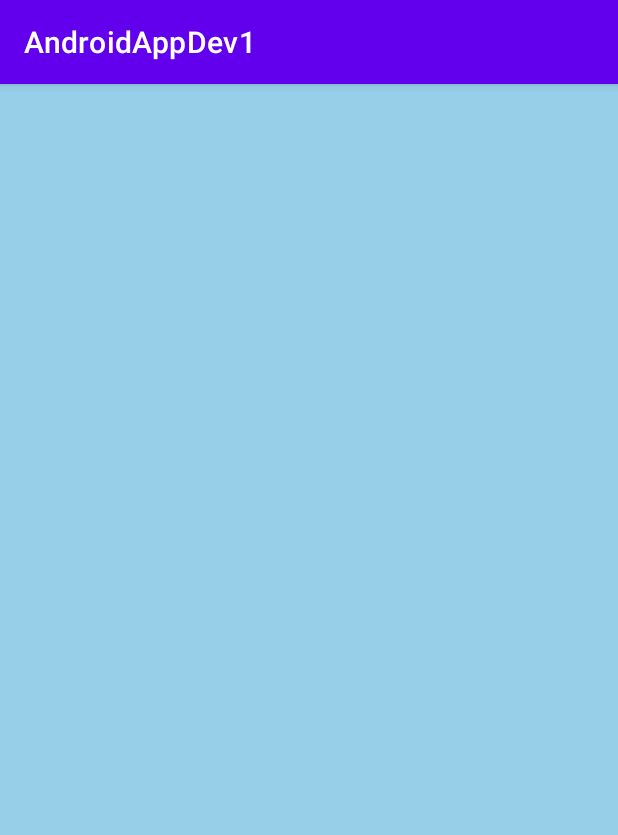
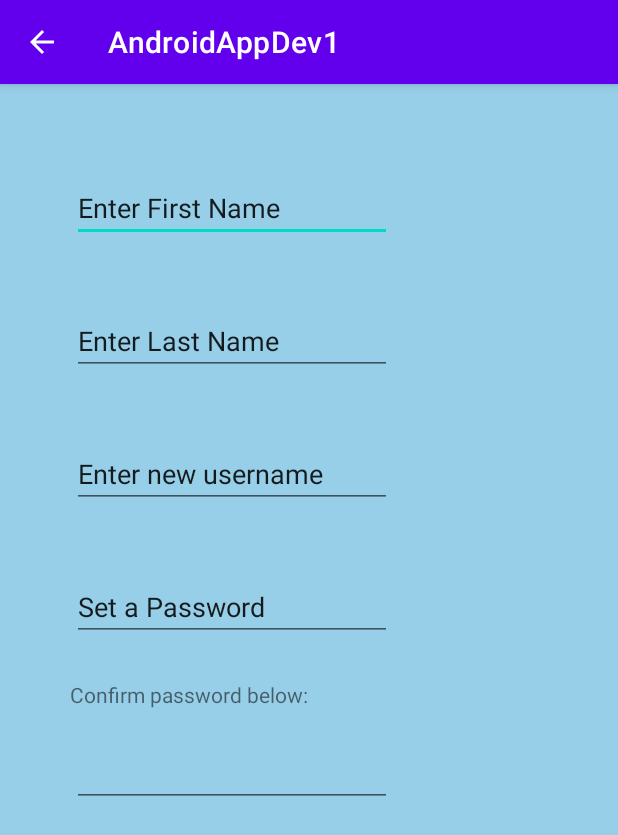
Before and after one commit to shauryamat20/AppDev1, an Android app: the signUpScreen screen opened directly, with no data from a screen before it, on a phone screen of 412 x 824 dp. Shown: the top 835 px of the screen. Run offline under Robolectric (Android 15) with nearby library versions, the phone set to English and light mode, and no system bars.

Commit message:
SignIn/SignUp UI complete

```diff
--- a/app/src/main/AndroidManifest.xml
+++ b/app/src/main/AndroidManifest.xml
@@ -9,7 +9,15 @@
         android:roundIcon="@mipmap/ic_launcher_round"
         android:supportsRtl="true"
         android:theme="@style/Theme.AndroidAppDev1">
-        <activity android:name=".signUpScreen"></activity>
+        <activity
+            android:name=".signUpScreen"
+            android:parentActivityName=".MainActivity">
+
+            <!-- The meta-data tag is required if you support API level 15 and lower -->
+            <meta-data
+                android:name="android.support.PARENT_ACTIVITY"
+                android:value=".MainActivity" />
+        </activity>
         <activity
             android:name=".homeScreen"
             android:parentActivityName=".MainActivity">
--- a/app/src/main/java/com/example/androidappdev1/MainActivity.java
+++ b/app/src/main/java/com/example/androidappdev1/MainActivity.java
@@ -17,4 +17,8 @@ public class MainActivity extends AppCompatActivity {
         Intent intent = new Intent(this, homeScreen.class);
         startActivity(intent);
     }
+    public void signUp(View view) {
+        Intent intent = new Intent(this, signUpScreen.class);
+        startActivity(intent);
+    }
 }
--- a/app/src/main/res/layout/activity_main.xml
+++ b/app/src/main/res/layout/activity_main.xml
@@ -64,6 +64,7 @@
         android:layout_marginTop="88dp"
         android:layout_marginEnd="25dp"
         android:layout_marginRight="25dp"
+        android:onClick="signUp"
         android:text="Sign Up"
         app:layout_constraintEnd_toEndOf="parent"
         app:layout_constraintHorizontal_bias="0.497"
--- a/app/src/main/res/layout/activity_sign_up_screen.xml
+++ b/app/src/main/res/layout/activity_sign_up_screen.xml
@@ -7,4 +7,97 @@
     android:background="#9E57B1DA"
     tools:context=".signUpScreen">
 
+    <EditText
+        android:id="@+id/enterFirstName"
+        android:layout_width="wrap_content"
+        android:layout_height="wrap_content"
+        android:layout_marginStart="49dp"
+        android:layout_marginLeft="49dp"
+        android:layout_marginTop="60dp"
+        android:layout_marginEnd="152dp"
+        android:layout_marginRight="152dp"
+        android:ems="10"
+        android:inputType="textPersonName"
+        android:text="Enter First Name"
+        app:layout_constraintEnd_toEndOf="parent"
+        app:layout_constraintStart_toStartOf="parent"
+        app:layout_constraintTop_toTopOf="parent" />
+
+    <EditText
+        android:id="@+id/enterLastName"
+        android:layout_width="wrap_content"
+        android:layout_height="wrap_content"
+        android:layout_marginStart="49dp"
+        android:layout_marginLeft="49dp"
+        android:layout_marginTop="43dp"
+        android:layout_marginEnd="152dp"
+        android:layout_marginRight="152dp"
+        android:ems="10"
+        android:inputType="textPersonName"
+        android:text="Enter Last Name"
+        app:layout_constraintEnd_toEndOf="parent"
+        app:layout_constraintStart_toStartOf="parent"
+        app:layout_constraintTop_toBottomOf="@+id/enterFirstName" />
+
+    <EditText
+        android:id="@+id/createUsername"
+        android:layout_width="wrap_content"
+        android:layout_height="wrap_content"
+        android:layout_marginStart="49dp"
+        android:layout_marginLeft="49dp"
+        android:layout_marginTop="43dp"
+        android:layout_marginEnd="152dp"
+        android:layout_marginRight="152dp"
+        android:ems="10"
+        android:inputType="textPersonName"
+        android:text="Enter new username"
+        app:layout_constraintEnd_toEndOf="parent"
+        app:layout_constraintStart_toStartOf="parent"
+        app:layout_constraintTop_toBottomOf="@+id/enterLastName" />
+
+    <EditText
+        android:id="@+id/createPassword"
+        android:layout_width="wrap_content"
+        android:layout_height="wrap_content"
+        android:layout_marginStart="49dp"
+        android:layout_marginLeft="49dp"
+        android:layout_marginTop="43dp"
+        android:layout_marginEnd="152dp"
+        android:layout_marginRight="152dp"
+        android:ems="10"
+        android:inputType="textPersonName"
+        android:text="Set a Password"
+        app:layout_constraintEnd_toEndOf="parent"
+        app:layout_constraintStart_toStartOf="parent"
+        app:layout_constraintTop_toBottomOf="@+id/createUsername" />
+
+    <EditText
+        android:id="@+id/reenterPassword"
+        android:layout_width="wrap_content"
+        android:layout_height="wrap_content"
+        android:layout_marginStart="49dp"
+        android:layout_marginLeft="49dp"
+        android:layout_marginTop="20dp"
+        android:layout_marginEnd="152dp"
+        android:layout_marginRight="152dp"
+        android:ems="10"
+        android:inputType="textPassword"
+        app:layout_constraintEnd_toEndOf="parent"
+        app:layout_constraintStart_toStartOf="parent"
+        app:layout_constraintTop_toBottomOf="@+id/confirmtext" />
+
+    <TextView
+        android:id="@+id/confirmtext"
+        android:layout_width="wrap_content"
+        android:layout_height="wrap_content"
+        android:layout_marginStart="20dp"
+        android:layout_marginLeft="20dp"
+        android:layout_marginTop="26dp"
+        android:layout_marginEnd="180dp"
+        android:layout_marginRight="180dp"
+        android:text="Confirm password below:"
+        app:layout_constraintEnd_toEndOf="parent"
+        app:layout_constraintStart_toStartOf="parent"
+        app:layout_constraintTop_toBottomOf="@+id/createPassword" />
+
 </androidx.constraintlayout.widget.ConstraintLayout>
```
